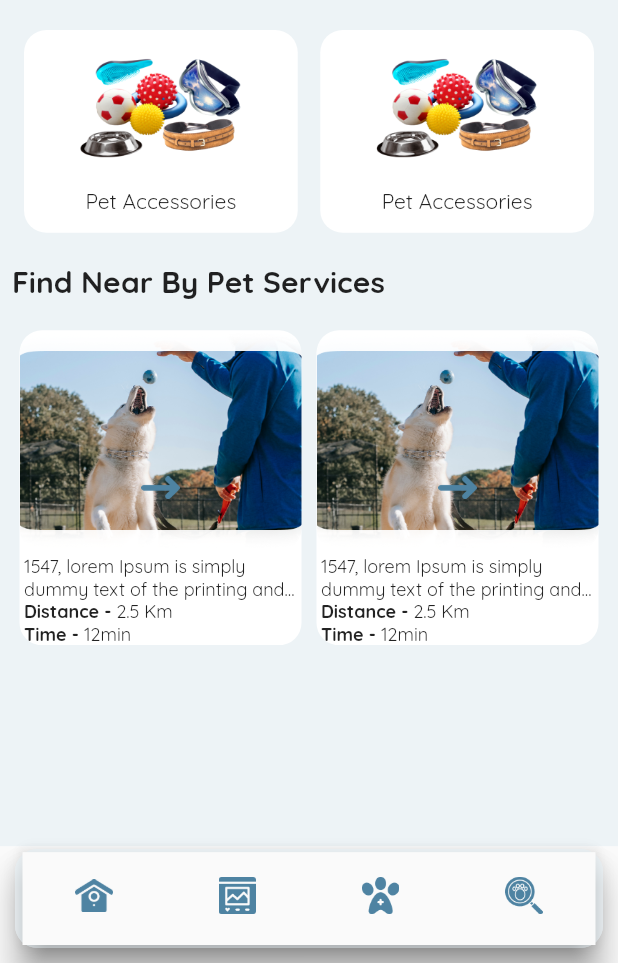
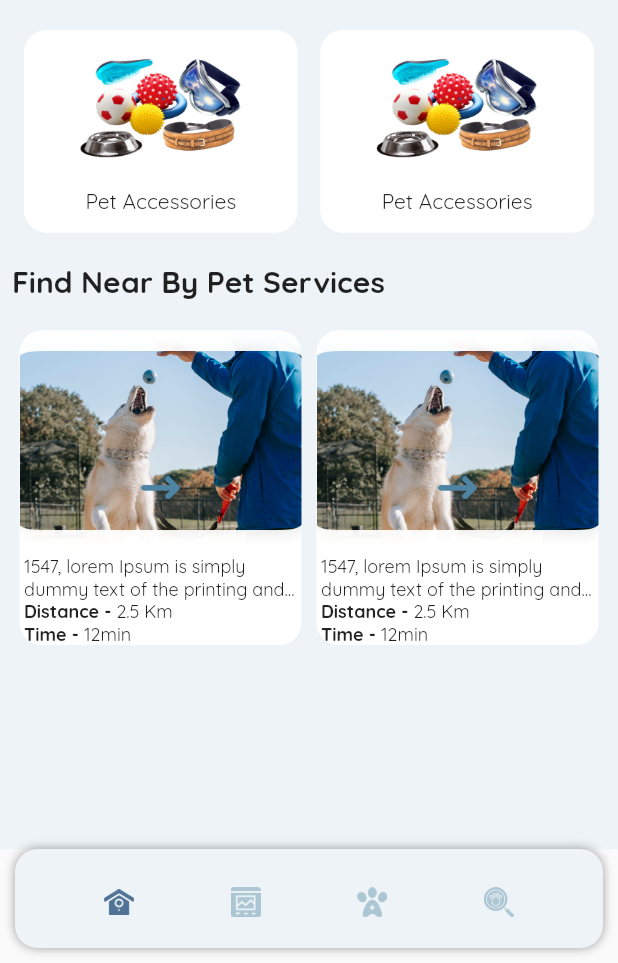
Before and after one commit to rushit5560/Pet_Lover_Project, a Flutter app: the screen it shows after launch, on a phone screen of 412 x 824 dp, the part 273-1236 px from its top. Run offline on Flutter 3.47's test engine with Material 2 defaults, Android fonts, the phone set to English and light mode, and no system bars; our stand-ins replace flutter_slidable, get, pin_code_fields.

Commit message:
index screen (bottom navigation)

```diff
--- a/pet_lover_project/lib/common/constants/app_colors.dart
+++ b/pet_lover_project/lib/common/constants/app_colors.dart
@@ -5,4 +5,5 @@ class AppColors {
   static Color colorDarkBlue = const Color(0xFF507295);
   static Color colorLightBlue1 = const Color(0xFF68B5E1);
   static Color colorLightBlue = const Color(0xFFEDF3F6);
+  static Color colorMenuLightBlue = const Color(0xFFadc6d4);
 }
--- a/pet_lover_project/lib/controllers/index_screen_controller/index_screen_controller.dart
+++ b/pet_lover_project/lib/controllers/index_screen_controller/index_screen_controller.dart
@@ -5,4 +5,5 @@ import '../../screens/home_screen/home_screen.dart';
 class IndexScreenController extends GetxController {
   RxInt currentSelectedIndex = 0.obs;
   final tabs = [HomeScreen(), HomeScreen(), HomeScreen(), HomeScreen()];
+  RxInt menuIndex = 0.obs;
 }
--- a/pet_lover_project/lib/screens/index_screen/index_screen.dart
+++ b/pet_lover_project/lib/screens/index_screen/index_screen.dart
@@ -1,6 +1,10 @@
+import 'package:flutter/foundation.dart';
 import 'package:flutter/material.dart';
 import 'package:get/get.dart';
 import 'package:pet_lover_project/common/constants/app_colors.dart';
+import 'package:pet_lover_project/screens/cart_screen/cart_screen.dart';
+import 'package:pet_lover_project/screens/home_screen/home_screen.dart';
+import 'package:pet_lover_project/screens/pet_shop_screen/pet_shop_screen.dart';
 
 import '../../common/constants/app_images.dart';
 import '../../controllers/index_screen_controller/index_screen_controller.dart';
@@ -8,73 +12,209 @@ import '../../controllers/index_screen_controller/index_screen_controller.dart';
 class IndexScreen extends StatelessWidget {
   final indexScreenController = Get.put(IndexScreenController());
 
+  IndexScreen({Key? key}) : super(key: key);
+
   @override
   Widget build(BuildContext context) {
+    // return Scaffold(
+    //   body: Obx(() => indexScreenController
+    //       .tabs[indexScreenController.currentSelectedIndex.value]),
+    //   bottomNavigationBar: Padding(
+    //     padding: const EdgeInsets.only(left: 10, right: 10, bottom: 10, top: 2),
+    //     child: Material(
+    //       elevation: 10,
+    //       borderRadius: BorderRadius.circular(15),
+    //       color: AppColors.colorLightBlue,
+    //       child: Container(
+    //         height: Get.height * 0.08,
+    //         padding: const EdgeInsets.symmetric(horizontal: 5, vertical: 2),
+    //         decoration: BoxDecoration(
+    //             borderRadius: BorderRadius.circular(15),
+    //             color: AppColors.colorLightBlue
+    //             // color: Colors.black,
+    //             ),
+    //         child: Obx(
+    //           ()=> BottomNavigationBar(
+    //             currentIndex: indexScreenController.currentSelectedIndex.value,
+    //             type: BottomNavigationBarType.fixed,
+    //             showSelectedLabels: false,
+    //             showUnselectedLabels: false,
+    //             onTap: (index) {
+    //                 indexScreenController.currentSelectedIndex.value = index;
+    //             },
+    //             items: const [
+    //               BottomNavigationBarItem(
+    //                 icon: Image(
+    //                   image: AssetImage(AppImages.index1Img),
+    //                   height: 25,
+    //                   width: 25,
+    //                 ),
+    //                 label: '',
+    //               ),
+    //               BottomNavigationBarItem(
+    //                 icon: Image(
+    //                   image: AssetImage(AppImages.index2Img),
+    //                   height: 25,
+    //                   width: 25,
+    //                 ),
+    //                 label: '',
+    //               ),
+    //               BottomNavigationBarItem(
+    //                 icon: Image(
+    //                   image: AssetImage(AppImages.index3Img),
+    //                   height: 25,
+    //                   width: 25,
+    //                 ),
+    //                 label: '',
+    //               ),
+    //               BottomNavigationBarItem(
+    //                 icon: Image(
+    //                   image: AssetImage(AppImages.index4Img),
+    //                   height: 25,
+    //                   width: 25,
+    //                 ),
+    //                 label: '',
+    //               ),
+    //             ],
+    //           ),
+    //         ),
+    //       ),
+    //     ),
+    //   ),
+    // );
+
     return Scaffold(
-      body: Obx(() => indexScreenController
-          .tabs[indexScreenController.currentSelectedIndex.value]),
-      bottomNavigationBar: Padding(
-        padding: const EdgeInsets.only(left: 10, right: 10, bottom: 10, top: 2),
-        child: Material(
-          elevation: 10,
-          borderRadius: BorderRadius.circular(15),
-          color: AppColors.colorLightBlue,
-          child: Container(
-            height: Get.height * 0.08,
-            padding: const EdgeInsets.symmetric(horizontal: 5, vertical: 2),
-            decoration: BoxDecoration(
-                borderRadius: BorderRadius.circular(15),
-                color: AppColors.colorLightBlue
-                // color: Colors.black,
-                ),
-            child: Obx(
-              ()=> BottomNavigationBar(
-                currentIndex: indexScreenController.currentSelectedIndex.value,
-                type: BottomNavigationBarType.fixed,
-                showSelectedLabels: false,
-                showUnselectedLabels: false,
-                onTap: (index) {
-                    indexScreenController.currentSelectedIndex.value = index;
-                },
-                items: const [
-                  BottomNavigationBarItem(
-                    icon: Image(
-                      image: AssetImage(AppImages.index1Img),
-                      height: 25,
-                      width: 25,
-                    ),
-                    label: '',
-                  ),
-                  BottomNavigationBarItem(
-                    icon: Image(
-                      image: AssetImage(AppImages.index2Img),
-                      height: 25,
-                      width: 25,
-                    ),
-                    label: '',
-                  ),
-                  BottomNavigationBarItem(
-                    icon: Image(
-                      image: AssetImage(AppImages.index3Img),
-                      height: 25,
-                      width: 25,
-                    ),
-                    label: '',
-                  ),
-                  BottomNavigationBarItem(
-                    icon: Image(
-                      image: AssetImage(AppImages.index4Img),
-                      height: 25,
-                      width: 25,
-                    ),
-                    label: '',
-                  ),
-                ],
-              ),
-            ),
-          ),
+      bottomNavigationBar: Obx(() => naviBar(context, changeIndex)),
+      body: Obx(
+        () => Container(
+          child: getMenuByIndex,
         ),
       ),
     );
   }
+
+  Widget get getMenuByIndex {
+    if (kDebugMode) {
+      print("menuIndex -> " + indexScreenController.menuIndex.toString());
+    }
+
+    if (indexScreenController.menuIndex.value == 0) {
+      return HomeScreen();
+    } else if (indexScreenController.menuIndex.value == 1) {
+      return CartScreen();
+    } else if (indexScreenController.menuIndex.value == 2) {
+      return PetShopScreen();
+    } else {
+      return HomeScreen();
+    }
+  }
+
+  changeIndex(int index) {
+    //setState(() {
+    indexScreenController.menuIndex.value = index;
+    //});
+  }
+
+  Widget naviBar(BuildContext context, changeIndex) {
+    return Container(
+      height: MediaQuery.of(context).size.height * 0.08,
+      alignment: Alignment.center,
+      margin: const EdgeInsets.only(left: 10, right: 10, bottom: 10),
+      decoration: BoxDecoration(
+        borderRadius: BorderRadius.circular(15),
+        color: AppColors.colorLightBlue,
+        boxShadow: const [
+          BoxShadow(
+            color: Colors.black38,
+            blurRadius: 5,
+          ),
+        ],
+      ),
+      child: Row(
+        mainAxisAlignment: MainAxisAlignment.spaceEvenly,
+        children: <Widget>[
+          InkWell(
+            onTap: () {
+              changeIndex.call(0);
+              if (kDebugMode) {
+                print(indexScreenController.menuIndex.value);
+              }
+              indexScreenController.menuIndex.value = 0;
+            },
+            child: Container(
+              margin: const EdgeInsets.only(top: 5),
+              padding: const EdgeInsets.all(5),
+              height: 30,
+              width: 30,
+              child: Image.asset(AppImages.index1Img,
+                  color: indexScreenController.menuIndex.value == 0
+                      ? AppColors.colorDarkBlue
+                      : AppColors.colorMenuLightBlue),
+            ),
+          ),
+          InkWell(
+            onTap: () {
+              changeIndex.call(1);
+              if (kDebugMode) {
+                print(indexScreenController.menuIndex.value);
+              }
+              indexScreenController.menuIndex.value = 1;
+            },
+            child: Container(
+              margin: const EdgeInsets.only(top: 5),
+              padding: const EdgeInsets.all(5),
+              height: 30,
+              width: 30,
+              child: Image.asset(
+                AppImages.index2Img,
+                color: indexScreenController.menuIndex.value == 1
+                    ? AppColors.colorDarkBlue
+                    : AppColors.colorMenuLightBlue,
+              ),
+            ),
+          ),
+          InkWell(
+            onTap: () {
+              changeIndex.call(2);
+              if (kDebugMode) {
+                print(indexScreenController.menuIndex.value);
+              }
+              indexScreenController.menuIndex.value = 2;
+            },
+            child: Container(
+              padding: const EdgeInsets.all(5),
+              margin: const EdgeInsets.only(top: 5),
+              height: 30,
+              width: 30,
+              child: Image.asset(
+                AppImages.index3Img,
+                color: indexScreenController.menuIndex.value == 2
+                    ? AppColors.colorDarkBlue
+                    : AppColors.colorMenuLightBlue,
+              ),
+            ),
+          ),
+          InkWell(
+            onTap: () {
+              changeIndex.call(3);
+              if (kDebugMode) {
+                print(indexScreenController.menuIndex.value);
+              }
+              indexScreenController.menuIndex.value = 3;
+            },
+            child: Container(
+              margin: const EdgeInsets.only(top: 5),
+              padding: const EdgeInsets.all(5),
+              height: 30,
+              width: 30,
+              child: Image.asset(AppImages.index4Img,
+                  color: indexScreenController.menuIndex.value == 3
+                      ? AppColors.colorDarkBlue
+                      : AppColors.colorMenuLightBlue),
+            ),
+          ),
+        ],
+      ),
+    );
+  }
 }
```
